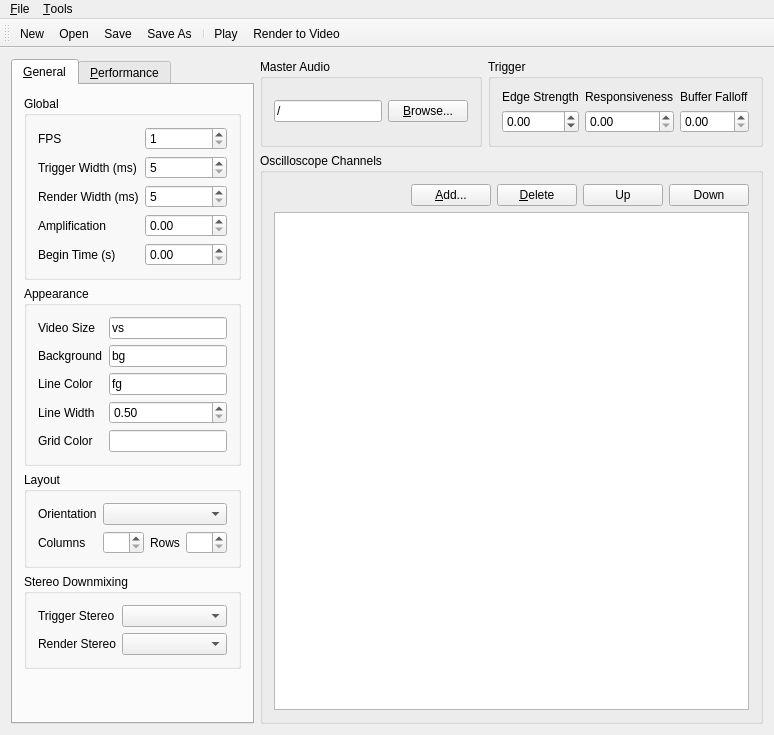
The window that corrscope/gui/mainwindow.ui (corrscope/corrscope) describes before a commit, drawn with Qt 5.
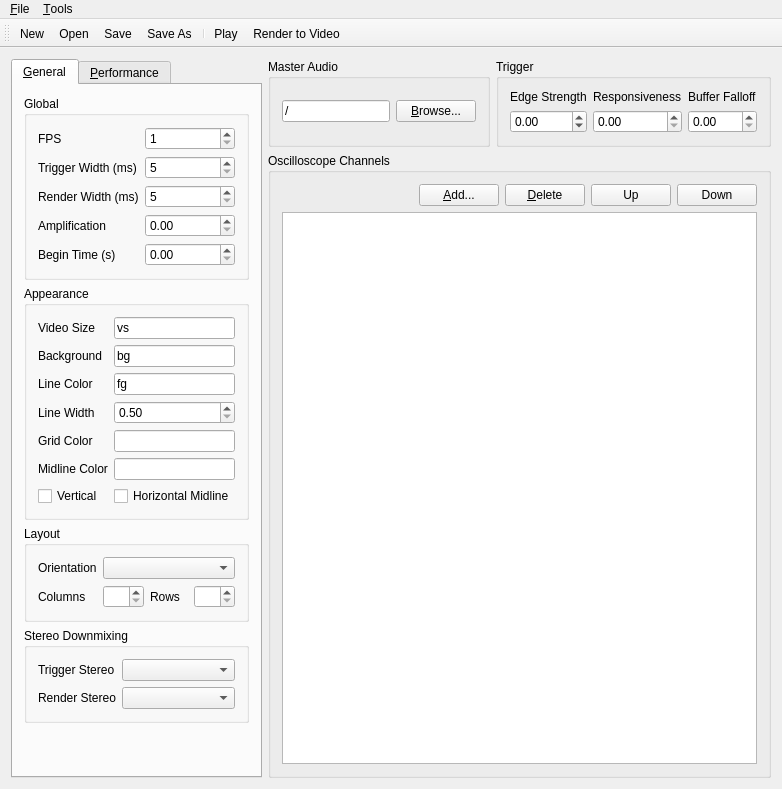
The same window after the commit. Custom widgets are drawn as their Qt base class.

Commit message: [ui] Expose midlines on GUI

What changed in the file:
```diff
--- a/corrscope/gui/mainwindow.ui
+++ b/corrscope/gui/mainwindow.ui
@@ -191,6 +191,30 @@
            <item row="4" column="1">
             <widget class="BoundLineEdit" name="render__grid_color"/>
            </item>
+           <item row="5" column="0">
+            <widget class="QLabel" name="render__midline_colorL">
+             <property name="text">
+              <string>Midline Color</string>
+             </property>
+            </widget>
+           </item>
+           <item row="5" column="1">
+            <widget class="BoundLineEdit" name="render__midline_color"/>
+           </item>
+           <item row="6" column="0">
+            <widget class="BoundCheckBox" name="render__v_midline">
+             <property name="text">
+              <string>Vertical</string>
+             </property>
+            </widget>
+           </item>
+           <item row="6" column="1">
+            <widget class="BoundCheckBox" name="render__h_midline">
+             <property name="text">
+              <string>Horizontal Midline</string>
+             </property>
+            </widget>
+           </item>
           </layout>
          </widget>
         </item>
@@ -667,6 +691,11 @@
    <extends>QComboBox</extends>
    <header>corrscope/gui/data_bind.h</header>
   </customwidget>
+  <customwidget>
+   <class>BoundCheckBox</class>
+   <extends>QCheckBox</extends>
+   <header>corrscope/gui/data_bind.h</header>
+  </customwidget>
   <customwidget>
    <class>ShortcutButton</class>
    <extends>QPushButton</extends>
```
The commit also changes 1 other file.
